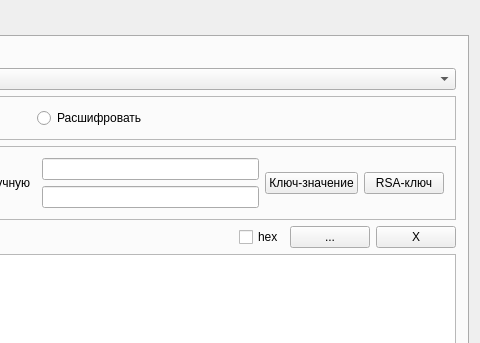
The window that mainwindow.ui (mdnight/KMZI-project) describes before a commit, drawn with Qt 5; both pictures show x 413 to 893 and y 0 to 343 of the 893 by 601 pixel window.
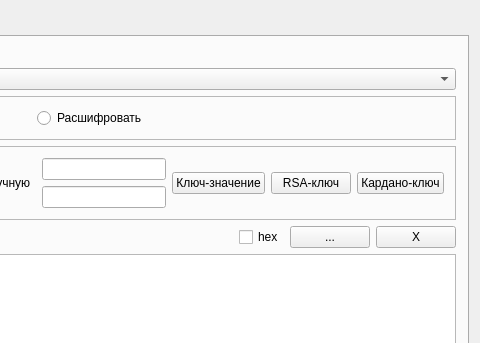
The same window after the commit.

```diff
--- a/mainwindow.ui
+++ b/mainwindow.ui
@@ -100,6 +100,13 @@
              </property>
             </widget>
            </item>
+           <item>
+            <widget class="QPushButton" name="cardanButton">
+             <property name="text">
+              <string>Кардано-ключ</string>
+             </property>
+            </widget>
+           </item>
           </layout>
          </widget>
         </item>
```
